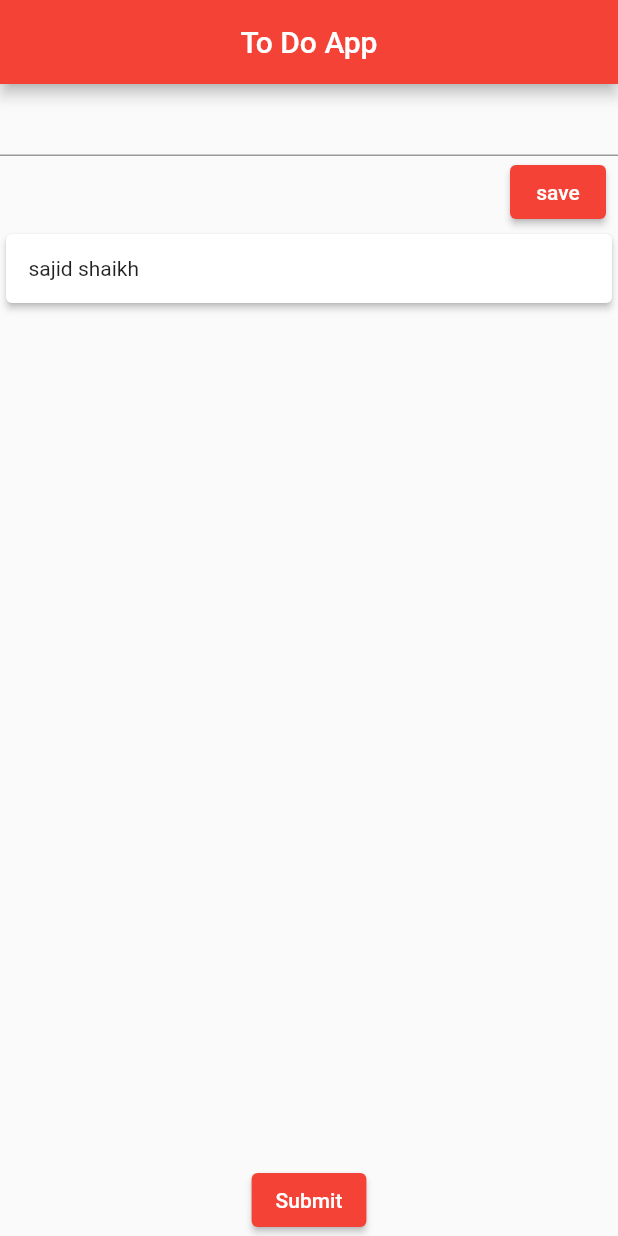
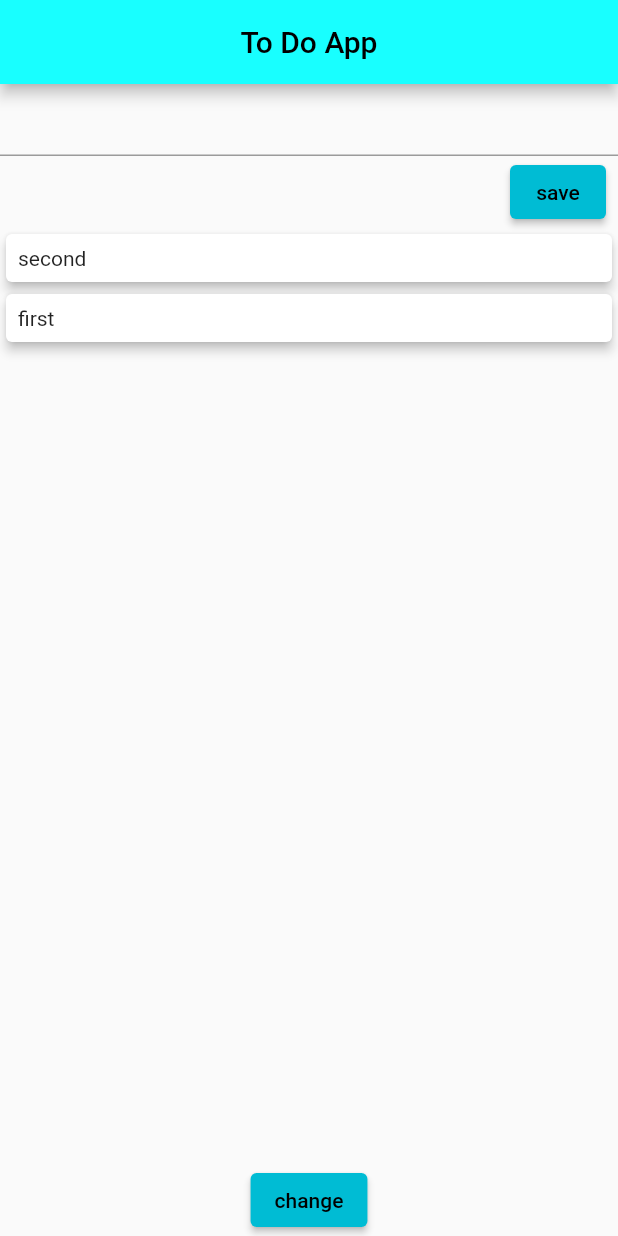
Before and after one commit to sajidshaikh20/to_do_app, a Flutter app: the screen it shows after launch, after a tap on "save", on a phone screen of 412 x 824 dp. Run offline on Flutter 3.47's test engine with Material 2 defaults, Android fonts, the phone set to English and light mode, and no system bars.

Commit message:
second update

```diff
--- a/lib/main.dart
+++ b/lib/main.dart
@@ -13,7 +13,7 @@ class MyApp extends StatelessWidget {
       title: 'Flutter Demo',
       debugShowCheckedModeBanner: false,
       theme: ThemeData(
-        primarySwatch: Colors.red,
+        primarySwatch: Colors.cyan,
       ),
       home: Myhome(),
     );
--- a/lib/to_do_screens/home.dart
+++ b/lib/to_do_screens/home.dart
@@ -1,4 +1,5 @@
 import 'package:flutter/material.dart';
+import 'package:to_do_app/to_do_screens/mycard.dart';
 
 class Myhome extends StatefulWidget {
   const Myhome({Key? key}) : super(key: key);
@@ -8,11 +9,13 @@ class Myhome extends StatefulWidget {
 }
 
 class _MyhomeState extends State<Myhome> {
+  List<String> data = <String>['first ', 'second'];
+  TextEditingController editingController = TextEditingController();
   @override
   Widget build(BuildContext context) {
     return Scaffold(
       appBar: AppBar(
-        backgroundColor: Colors.red,
+        backgroundColor: Colors.cyanAccent,
         title: Text(
           "To Do App",
         ),
@@ -21,32 +24,33 @@ class _MyhomeState extends State<Myhome> {
       body: Column(
         crossAxisAlignment: CrossAxisAlignment.end,
         children: [
-          TextField(),
+          TextField(
+            controller: editingController,
+          ),
           Padding(
             padding: const EdgeInsets.symmetric(horizontal: 8),
-            child: ElevatedButton(onPressed: () {}, child: Text("save")),
+            child: ElevatedButton(
+                onPressed: () {
+                  setState(() {
+                    if (editingController.text.isNotEmpty) {
+                      data.add(editingController.text);
+                      editingController.clear();
+                    }
+                  });
+                },
+                child: Text("save")),
           ),
           Expanded(
-            child: ListView(
-              children: [
-                Card(
-                  elevation: 2,
-                  child: Padding(
-                    padding: EdgeInsets.all(15),
-                    child:
-                        Title(color: Colors.black, child: Text("sajid shaikh")),
-                  ),
-                ),
-              ],
+            child: ListView.builder(
+              itemCount: data.length,
+              itemBuilder: (context, index) => Mycard(
+                todo: data[data.length - 1 - index],
+              ),
             ),
           ),
           Align(
-            alignment: Alignment.center,
-            child: Padding(
-              padding: const EdgeInsets.symmetric(horizontal: 8),
-              child: ElevatedButton(onPressed: () {}, child: Text("Submit")),
-            ),
-          )
+              alignment: Alignment.center,
+              child: ElevatedButton(onPressed: () {}, child: Text("change")))
         ],
       ),
     );
--- /dev/null
+++ b/lib/to_do_screens/mycard.dart
@@ -0,0 +1,14 @@
+import 'package:flutter/material.dart';
+
+class Mycard extends StatelessWidget {
+  final String todo;
+  const Mycard({Key? key, required this.todo}) : super(key: key);
+
+  @override
+  Widget build(BuildContext context) {
+    return Card(
+      elevation: 3,
+      child: Padding(padding: EdgeInsets.all(8), child: Text(todo)),
+    );
+  }
+}
```
